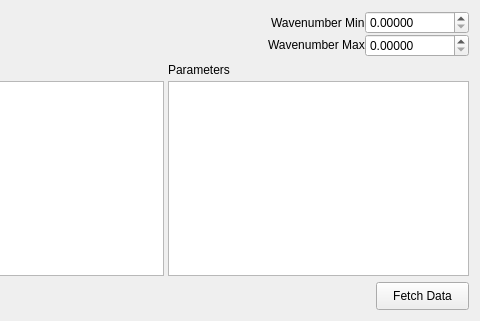
Old version of the form layouts/fetch_widget.ui in the repository hitranonline/hapiest; both pictures show x 453 to 933 and y 0 to 321 of the 933 by 321 pixel window.
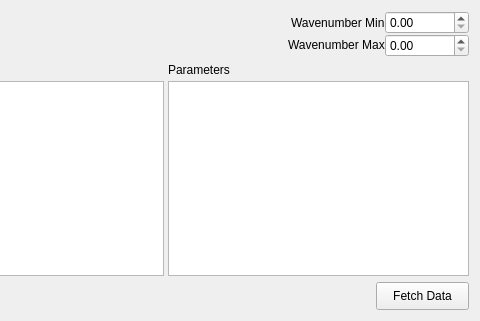
New version of the form.

Commit message: Changed decimal places to 2, removed now unused offline.ui

What changed in the file:
```diff
--- a/layouts/fetch_widget.ui
+++ b/layouts/fetch_widget.ui
@@ -129,7 +129,7 @@
           </font>
          </property>
          <property name="decimals">
-          <number>5</number>
+          <number>2</number>
          </property>
          <property name="maximum">
           <double>100000.000000000000000</double>
@@ -261,7 +261,7 @@
           </font>
          </property>
          <property name="decimals">
-          <number>5</number>
+          <number>2</number>
          </property>
          <property name="maximum">
           <double>100000.000000000000000</double>
```
The commit also changes 3 other files.
